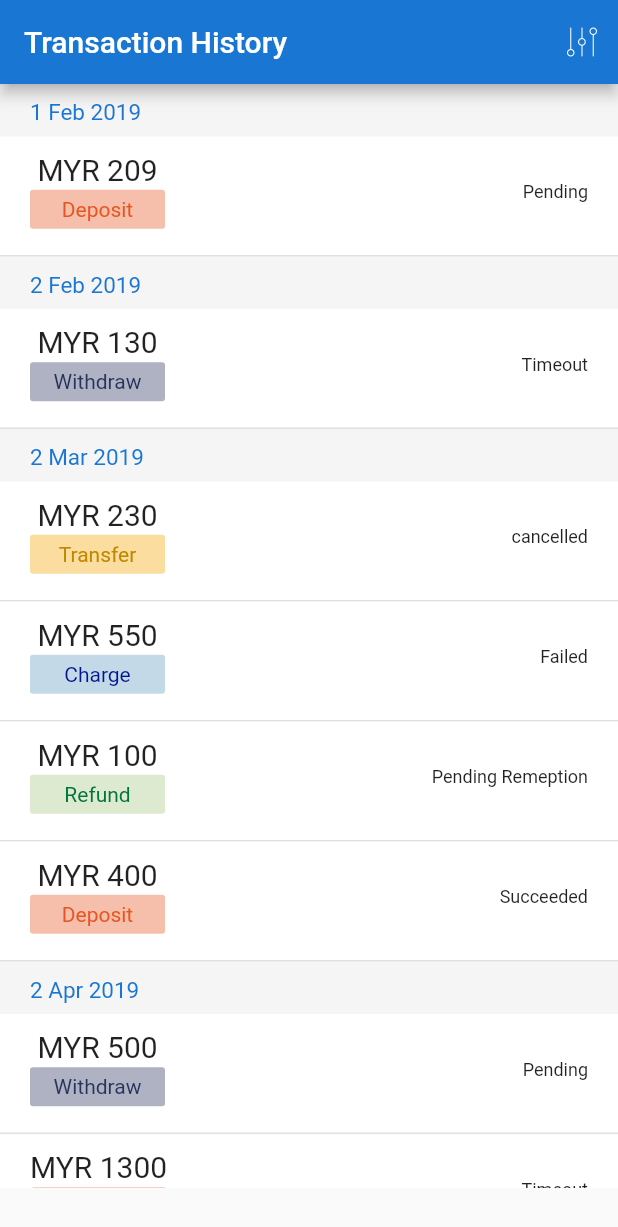
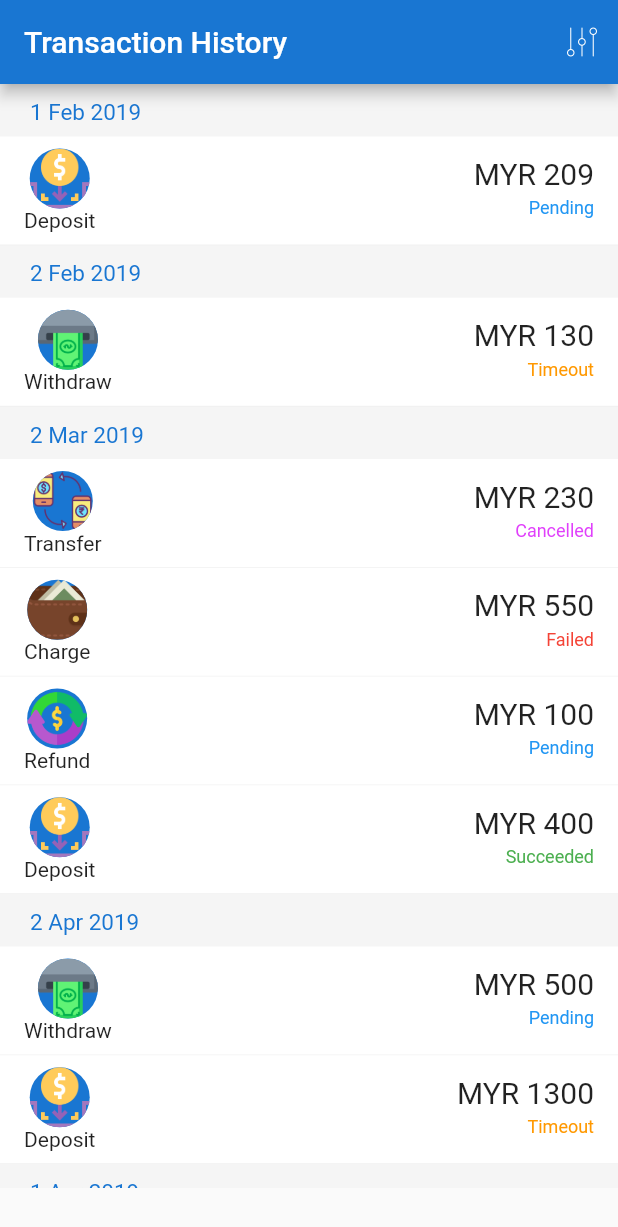
Before and after one commit to Mehedi50200/minipay, a Flutter app: the screen it shows after launch, on a phone screen of 412 x 824 dp. Shown: the top 1227 px of the screen. Run offline on Flutter 3.47's test engine with Material 2 defaults, Android fonts, the light colour scheme and no system bars; statements that could not run were skipped.

Commit message:
ui Chnages

```diff
--- a/assets/transactionHistory.json
+++ b/assets/transactionHistory.json
@@ -28,7 +28,7 @@
   {
     "transactionId":3,
     "transactionAmount": "230",
-    "transactionState": "cancelled",
+    "transactionState": "Cancelled",
     "transactionMethod": "MCASH",
     "transactionType": "Transfer",
     "created": "1 Mar 2019",
@@ -54,7 +54,7 @@
   {
     "transactionId":5,
     "transactionAmount": "100",
-    "transactionState": "Pending Remeption",
+    "transactionState": "Pending",
     "transactionMethod": "Balance",
     "transactionType": "Refund",
     "created": "1 Mar 2019",
@@ -106,7 +106,7 @@
   {
     "transactionId":9,
     "transactionAmount": "1000",
-    "transactionState": "cancelled",
+    "transactionState": "Cancelled",
     "transactionMethod":"Balance",
     "transactionType": "Transfer",
     "created": "1 Apr 2019",
--- a/lib/transaction_history.dart
+++ b/lib/transaction_history.dart
@@ -120,8 +120,8 @@ class _TransactionPageState extends State<TransactionPage> {
         scaffoldKey.currentState.showBottomSheet<void>(
       (BuildContext bottomSheetContext) {
         return Container(
-          height: 350,
-          padding: EdgeInsets.all(10),
+          height: 200,
+          padding: EdgeInsets.all(20),
           width: MediaQuery.of(context).size.width,
           decoration: const BoxDecoration(color: Colors.white, boxShadow: [
             BoxShadow(
--- a/lib/transaction_tile.dart
+++ b/lib/transaction_tile.dart
@@ -51,37 +51,92 @@ class TransationTile extends StatelessWidget {
   }
 
   Widget buildListItem(BuildContext context) {
-    Color tTypeBgColor;
-    Color tTypeFColor;
+    Color tStateColor;
+    AssetImage imgTransactionType;
 
     switch (transactionHistoyModel.transactionType) {
       case "Deposit":
-        tTypeBgColor = Color(0x60E65520);
-        tTypeFColor = Color(0xFFE65520);
+        imgTransactionType = AssetImage('assets/deposit.png');
         break;
       case "Withdraw":
-        tTypeBgColor = Color(0x6028335C);
-        tTypeFColor = Color(0xFF28335C);
+        imgTransactionType = AssetImage('assets/withdraw.png');
         break;
       case "Transfer":
-        tTypeBgColor = Color(0x60F4A601);
-        tTypeFColor = Color(0xFFBF8800);
+        imgTransactionType = AssetImage('assets/transfer.png');
         break;
       case "Charge":
-        tTypeBgColor = Color(0x60629BBE);
-        tTypeFColor = Color(0xFF00158E);
+        imgTransactionType = AssetImage('assets/charge.png');
         break;
       case "Refund":
-        tTypeBgColor = Color(0x60A7C783);
-        tTypeFColor = Color(0xFF00753D);
+        imgTransactionType = AssetImage('assets/refund.png');
         break;
       default:
-        tTypeBgColor = Color(0x60629BBE);
-        tTypeFColor = Color(0xFF629BBE);
+        imgTransactionType = AssetImage('assets/charge.png');
     }
-    return Material(
+
+    switch (transactionHistoyModel.transactionState) {
+      case "Succeeded":
+        tStateColor = Colors.green;
+        break;
+      case "Pending":
+        tStateColor = Colors.blue;
+        break;
+      case "Timeout":
+        tStateColor = Colors.orange;
+        break;
+      case "Cancelled":
+        tStateColor = Colors.purpleAccent;
+        break;
+      case "Failed":
+        tStateColor = Colors.red;
+        break;
+      default:
+        tStateColor = Colors.grey;
+    }
+    return Container(
+      decoration: BoxDecoration(
+        border: Border(bottom: BorderSide(
+          color: Colors.grey[200],
+          width: .5,
+        ))
+      ),
+      child: Material(
         color: Colors.white,
         child: InkWell(
+          //  onTap: () {},
+          child: ListTile(
+            leading: Column(
+              mainAxisAlignment: MainAxisAlignment.start,
+              children: <Widget>[
+                CircleAvatar(
+                  backgroundImage: imgTransactionType,
+                ),
+                Text(
+                  transactionHistoyModel.transactionType,
+                  //textAlign: TextAlign.end,
+                  // style: TextStyle(
+                  //   fontSize: 20,
+                  // ),
+                ),
+              ],
+            ),
+            title: Text(
+              "MYR " + transactionHistoyModel.transactionAmount,
+              textAlign: TextAlign.end,
+              style: TextStyle(
+                fontSize: 20,
+              ),
+            ),
+            subtitle: Text(
+              transactionHistoyModel.transactionState,
+              textAlign: TextAlign.end,
+              style: TextStyle(
+                fontSize: 12,
+                color: tStateColor,
+              ),
+            ),
+          ),
+          // enabled: ,
           onTap: () {
             Navigator.push(
               context,
@@ -90,58 +145,6 @@ class TransationTile extends StatelessWidget {
                       TransactionDetail(this.transactionHistoyModel)),
             );
           },
-        child: Container(
-          padding: EdgeInsets.fromLTRB(20, 0, 20, 5),
-          decoration: BoxDecoration(
-            border: Border(
-              bottom: BorderSide(color: Colors.grey[300]),
-            ),
-          ),
-          height: 80,
-          child: Row(
-            mainAxisAlignment: MainAxisAlignment.spaceBetween,
-            children: <Widget>[
-              Column(
-                mainAxisAlignment: MainAxisAlignment.center,
-                children: <Widget>[
-                  Container(
-                    child: Text(
-                      "MYR " + transactionHistoyModel.transactionAmount,
-                      textAlign: TextAlign.end,
-                      style: TextStyle(
-                        fontSize: 20,
-                      ),
-                    ),
-                  ),
-                  Container(
-                    padding: EdgeInsets.all(5),
-                    margin: EdgeInsets.symmetric(vertical: 2),
-                    width: 90,
-                    decoration: BoxDecoration(
-                      color: tTypeBgColor,
-                      borderRadius: BorderRadius.circular(2),
-                    ),
-                    child: Text(
-                      transactionHistoyModel.transactionType,
-                      textAlign: TextAlign.center,
-                      style: TextStyle(
-                        color: tTypeFColor,
-                      ),
-                    ),
-                  ),
-                ],
-              ),
-              Container(
-                child: Text(
-                  transactionHistoyModel.transactionState,
-                  textAlign: TextAlign.right,
-                  style: TextStyle(
-                    fontSize: 12,
-                  ),
-                ),
-              ),
-            ],
-          ),
         ),
       ),
     );
```
Also changed, not shown: pubspec.yaml (+7 -0 lines). Lines whose indentation alone changed are shown as unchanged.
